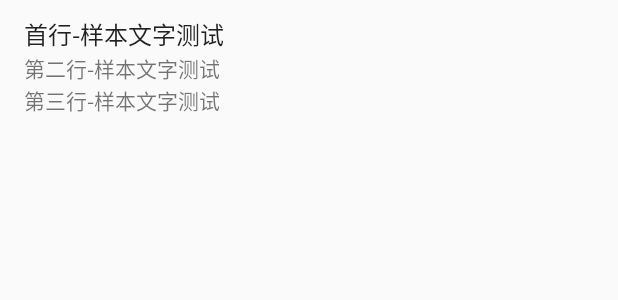
After one commit to gdutrdc/SignIn, an Android app: the layout item_three_line.xml on its own in the app's theme, with its tools: preview values and no code run, on a phone screen of 412 x 824 dp. The commit adds this screen. Shown: the top 300 px of the screen. Run offline under Robolectric (Android 15) with nearby library versions, the light colour scheme and no system bars; network calls fail.

Commit message:
教师端获取课程

```diff
--- a/app/src/main/java/com/rdc/signin/ui/common/AbsMainActivity.java
+++ b/app/src/main/java/com/rdc/signin/ui/common/AbsMainActivity.java
@@ -38,11 +38,13 @@ public abstract class AbsMainActivity extends ToolbarActivity {
 		super.onCreate(savedInstanceState);
 		setContentView(R.layout.activity_main);
 
+
 		recyclerView = UIUtils.findView(this, R.id.main_recycler_view);
 		swipeRefreshLayout = UIUtils.findView(this, R.id.main_refresh);
 		drawerLayout = UIUtils.findView(this, R.id.main_container);
 
 		recyclerView.setLayoutManager(new LinearLayoutManager(this));
+		initRecyclerView(recyclerView);
 
 		swipeRefreshLayout.setColorSchemeColors(Color.BLUE, Color.RED, Color.GREEN);
 		swipeRefreshLayout.setOnRefreshListener(new SwipeRefreshLayout.OnRefreshListener() {
--- /dev/null
+++ b/app/src/main/res/layout/item_three_line.xml
@@ -0,0 +1,32 @@
+<?xml version="1.0" encoding="utf-8"?>
+<LinearLayout xmlns:android="http://schemas.android.com/apk/res/android"
+              android:layout_width="match_parent"
+              android:layout_height="wrap_content"
+              android:gravity="center_vertical"
+              android:minHeight="88dp"
+              android:orientation="vertical"
+              android:paddingLeft="16dp"
+              android:paddingRight="16dp">
+
+    <TextView
+        android:id="@+id/tv_first_line"
+        android:layout_width="wrap_content"
+        android:layout_height="wrap_content"
+        android:text="首行-样本文字测试"
+        android:textAppearance="@style/TextAppearance.AppCompat.Subhead"/>
+
+    <TextView
+        android:id="@+id/tv_second_line"
+        android:layout_width="wrap_content"
+        android:layout_height="wrap_content"
+        android:text="第二行-样本文字测试"
+        android:textAppearance="@style/TextAppearance.AppCompat.Small"/>
+
+    <TextView
+        android:id="@+id/tv_third_line"
+        android:layout_width="wrap_content"
+        android:layout_height="wrap_content"
+        android:text="第三行-样本文字测试"
+        android:textAppearance="@style/TextAppearance.AppCompat.Small"/>
+
+</LinearLayout>
```
Also changed, not shown: app/src/main/java/com/rdc/signin/constant/Clazz.java (added, +88 -0 lines), app/src/main/java/com/rdc/signin/net/common/GetClassList.java (+11 -1 lines), app/src/main/java/com/rdc/signin/net/control/ConnectConfig.java (+9 -1 lines), app/src/main/java/com/rdc/signin/ui/teacher/TchMainActivity.java (+11 -2 lines), app/src/main/java/com/rdc/signin/ui/teacher/adapter/ClassListAdapter.java (added, +73 -0 lines), app/src/main/java/com/rdc/signin/utils/JSONUtils.java (+37 -1 lines), app/src/main/res/layout/item_two_line.xml (added, +25 -0 lines).
